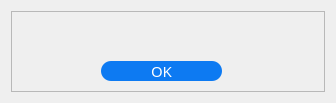
The window that messagebox.ui (rrios7/MailSystem) describes before a commit, drawn with Qt 5.
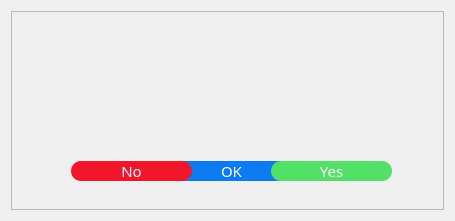
The same window after the commit.

```diff
--- a/messagebox.ui
+++ b/messagebox.ui
@@ -6,8 +6,8 @@
    <rect>
     <x>0</x>
     <y>0</y>
-    <width>336</width>
-    <height>103</height>
+    <width>455</width>
+    <height>221</height>
    </rect>
   </property>
   <property name="font">
@@ -19,6 +19,56 @@
   <property name="windowTitle">
    <string>Dialog</string>
   </property>
+  <property name="styleSheet">
+   <string notr="true">/**
+ * Blue: rgb(61, 149, 245);
+ * Hover Blue: rgb(13, 122, 242);
+ * Light Hover Blue: rgb(187, 225, 250);
+ * Red: rgb(242, 22, 43);
+ * Hover Red: rgb(203, 11, 29);
+ * Green: rgb(82, 224, 102);
+ * Yellow: rgb(253, 214, 52);
+ * Hover Yellow:  rgb(253, 205, 36);
+ * Hover Green: rgb(39, 216, 63);
+ * Light Gray: rgb(200, 200, 200);
+ * Gray : rgb(239, 239, 239);
+ * White: rgb(248, 248, 248);
+ */
+
+#content {
+	background-color: rgb(239, 239, 239);
+}
+
+#yesButton {
+	background-color: rgb(82, 224, 102);
+}
+
+#yesButton:hover {
+	background-color:  rgb(39, 216, 63);
+}
+
+#noButton {
+	background-color: rgb(242, 22, 43);
+}
+
+#noButton:hover {
+	background-color:  rgb(203, 11, 29);
+}
+
+QLabel {
+	background-color: rgb(239, 239, 239);
+}
+
+QPushButton {
+	background-color: rgb(13, 122, 242);
+	color: rgb(255, 255, 255);
+	border-radius: 10px;
+}
+
+QPushButton:hover {
+	background-color: rgb(61, 149, 245);
+}</string>
+  </property>
   <layout class="QVBoxLayout" name="verticalLayout">
    <item>
     <widget class="QFrame" name="content">
@@ -35,32 +85,7 @@
       </font>
      </property>
      <property name="styleSheet">
-      <string notr="true">/**
- * Royal blue: rgb(13, 122, 242);
- * Cornflower blue: rgb(61, 149, 245);
- * Light cornflower blue: rgb(187, 225, 250);
- * Light gray: rgb(200, 200, 200);
- * Gray : rgb(239, 239, 239);
- * White: rgb(248, 248, 248);
- */
-
-#content {
-	background-color: rgb(239, 239, 239);
-}
-
-QLabel {
-	background-color: rgb(239, 239, 239);
-}
-
-QPushButton {
-	background-color: rgb(13, 122, 242);
-	color: rgb(255, 255, 255);
-	border-radius: 10px;
-}
-
-QPushButton:hover {
-	background-color: rgb(61, 149, 245);
-}</string>
+      <string notr="true"/>
      </property>
      <property name="frameShape">
       <enum>QFrame::StyledPanel</enum>
@@ -74,10 +99,10 @@
      <widget class="QLabel" name="messageLabel">
       <property name="geometry">
        <rect>
-        <x>16</x>
-        <y>1</y>
-        <width>291</width>
-        <height>31</height>
+        <x>10</x>
+        <y>20</y>
+        <width>411</width>
+        <height>101</height>
        </rect>
       </property>
       <property name="font">
@@ -89,12 +114,15 @@
       <property name="text">
        <string/>
       </property>
+      <property name="wordWrap">
+       <bool>true</bool>
+      </property>
      </widget>
      <widget class="QPushButton" name="okButton">
       <property name="geometry">
        <rect>
-        <x>90</x>
-        <y>50</y>
+        <x>160</x>
+        <y>150</y>
         <width>121</width>
         <height>20</height>
        </rect>
@@ -121,6 +149,68 @@
        <string>OK</string>
       </property>
      </widget>
+     <widget class="QPushButton" name="yesButton">
+      <property name="geometry">
+       <rect>
+        <x>260</x>
+        <y>150</y>
+        <width>121</width>
+        <height>20</height>
+       </rect>
+      </property>
+      <property name="minimumSize">
+       <size>
+        <width>0</width>
+        <height>20</height>
+       </size>
+      </property>
+      <property name="maximumSize">
+       <size>
+        <width>125</width>
+        <height>16777215</height>
+       </size>
+      </property>
+      <property name="font">
+       <font>
+        <family>Montserrat</family>
+        <pointsize>11</pointsize>
+       </font>
+      </property>
+      <property name="text">
+       <string>Yes</string>
+      </property>
+     </widget>
+     <widget class="QPushButton" name="noButton">
+      <property name="geometry">
+       <rect>
+        <x>60</x>
+        <y>150</y>
+        <width>121</width>
+        <height>20</height>
+       </rect>
+      </property>
+      <property name="minimumSize">
+       <size>
+        <width>0</width>
+        <height>20</height>
+       </size>
+      </property>
+      <property name="maximumSize">
+       <size>
+        <width>125</width>
+        <height>16777215</height>
+       </size>
+      </property>
+      <property name="font">
+       <font>
+        <family>Montserrat</family>
+        <pointsize>11</pointsize>
+       </font>
+      </property>
+      <property name="text">
+       <string>No</string>
+      </property>
+     </widget>
     </widget>
    </item>
   </layout>
```
